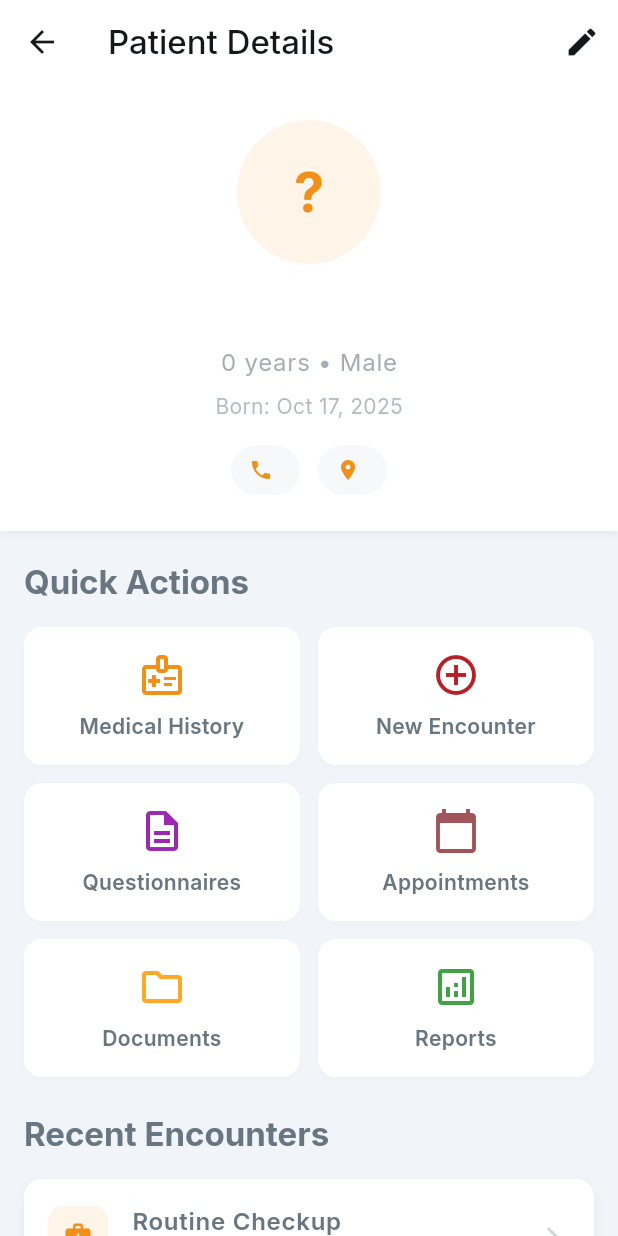
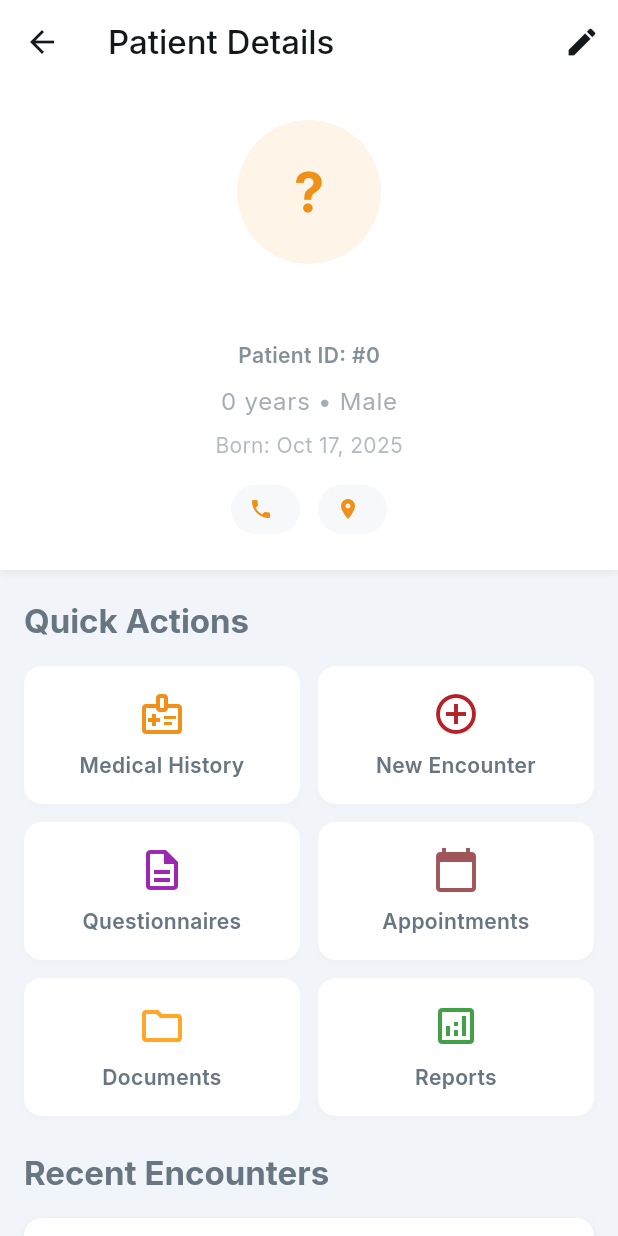
Before and after one commit to Adirow/flmhaiti_fall25team, a Flutter app: the PatientDetailScreen screen opened directly with empty values, on a phone screen of 412 x 824 dp. Run offline on Flutter 3.47's test engine with Material 3 defaults, Android fonts, the phone set to English and light mode, and no system bars; our stand-ins replace google_fonts, supabase_flutter; accounts and stored records are empty.

Commit message:
10/17 Update by Shuwei: Add Patient numerical ID

```diff
--- a/lib/models/patient.dart
+++ b/lib/models/patient.dart
@@ -2,6 +2,7 @@ enum Gender { male, female, other }
 
 class Patient {
   final String id;
+  final int numericId; // New
   final String clinicId;
   final String name;
   final Gender gender;
@@ -14,6 +15,7 @@ class Patient {
 
   Patient({
     required this.id,
+    required this.numericId, // New
     required this.clinicId,
     required this.name,
     required this.gender,
@@ -36,9 +38,15 @@ class Patient {
 
   factory Patient.fromJson(Map<String, dynamic> json) => Patient(
         id: json['id'] as String,
+        numericId: json['numeric_id'] is int
+            ? json['numeric_id'] as int
+            : int.tryParse(json['numeric_id'].toString()) ?? 0, // New
         clinicId: json['clinic_id'] as String,
         name: json['name'] as String,
-    gender: Gender.values.firstWhere((e) => e.name == json['gender']),
+        gender: Gender.values.firstWhere(
+          (e) => e.name == json['gender'],
+          orElse: () => Gender.other,
+        ),
         dob: DateTime.parse(json['dob'] as String),
         phone: json['phone'] as String,
         address: json['address'] as String,
@@ -49,6 +57,7 @@ class Patient {
 
   Map<String, dynamic> toJson() => {
         'id': id,
+        'numeric_id': numericId, // New
         'clinic_id': clinicId,
         'name': name,
         'gender': gender.name,
@@ -62,6 +71,7 @@ class Patient {
 
   Patient copyWith({
     String? id,
+    int? numericId, // New
     String? clinicId,
     String? name,
     Gender? gender,
@@ -71,8 +81,10 @@ class Patient {
     String? bloodPressure,
     DateTime? createdAt,
     DateTime? updatedAt,
-  }) => Patient(
+  }) =>
+      Patient(
         id: id ?? this.id,
+        numericId: numericId ?? this.numericId, // New
         clinicId: clinicId ?? this.clinicId,
         name: name ?? this.name,
         gender: gender ?? this.gender,
--- a/lib/screens/patients/add_patient_screen.dart
+++ b/lib/screens/patients/add_patient_screen.dart
@@ -70,6 +70,7 @@ class _AddPatientScreenState extends State<AddPatientScreen> {
         bloodPressure: _bloodPressureController.text.trim(),
         createdAt: DateTime.now(),
         updatedAt: DateTime.now(),
+        numericId: 0
       );
 
       await _patientService.createPatient(newPatient);
--- a/lib/screens/patients/patient_detail_screen.dart
+++ b/lib/screens/patients/patient_detail_screen.dart
@@ -77,6 +77,14 @@ class PatientDetailScreen extends StatelessWidget {
                     patient.name,
                     style: theme.textTheme.headlineSmall?.copyWith(
                       fontWeight: FontWeight.bold,
+                    ),
+                  ),
+                  const SizedBox(height: 6),
+                  Text(
+                    'Patient ID: #${patient.numericId}', // New Numeric Id
+                    style: theme.textTheme.bodyMedium?.copyWith(
+                      color: colorScheme.onSurface.withValues(alpha: 0.8),
+                      fontWeight: FontWeight.w600,
                     ),
                   ),
                   const SizedBox(height: 8),
--- a/lib/screens/patients/patient_edit_screen.dart
+++ b/lib/screens/patients/patient_edit_screen.dart
@@ -223,7 +223,7 @@ class _PatientEditScreenState extends State<PatientEditScreen> {
                     ),
                     const SizedBox(height: 8),
                     Text(
-                      'Patient ID: ${widget.patient.id.substring(0, 8)}...',
+                      'Patient ID: ${widget.patient.numericId}',
                       style: theme.textTheme.bodyMedium?.copyWith(
                         color: colorScheme.onSurface.withValues(alpha: 0.6),
                       ),
```
Also changed, not shown: lib/screens/patients/patient_list_screen.dart (+19 -32 lines), lib/services/patient_service.dart (+9 -2 lines). Lines whose indentation alone changed are shown as unchanged.
